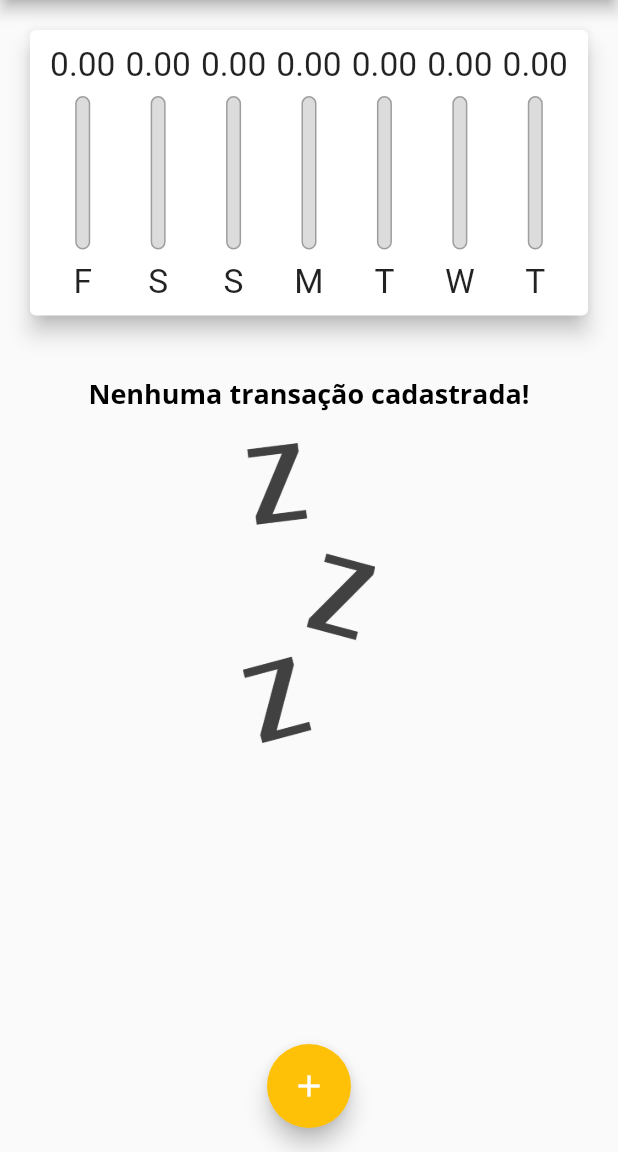
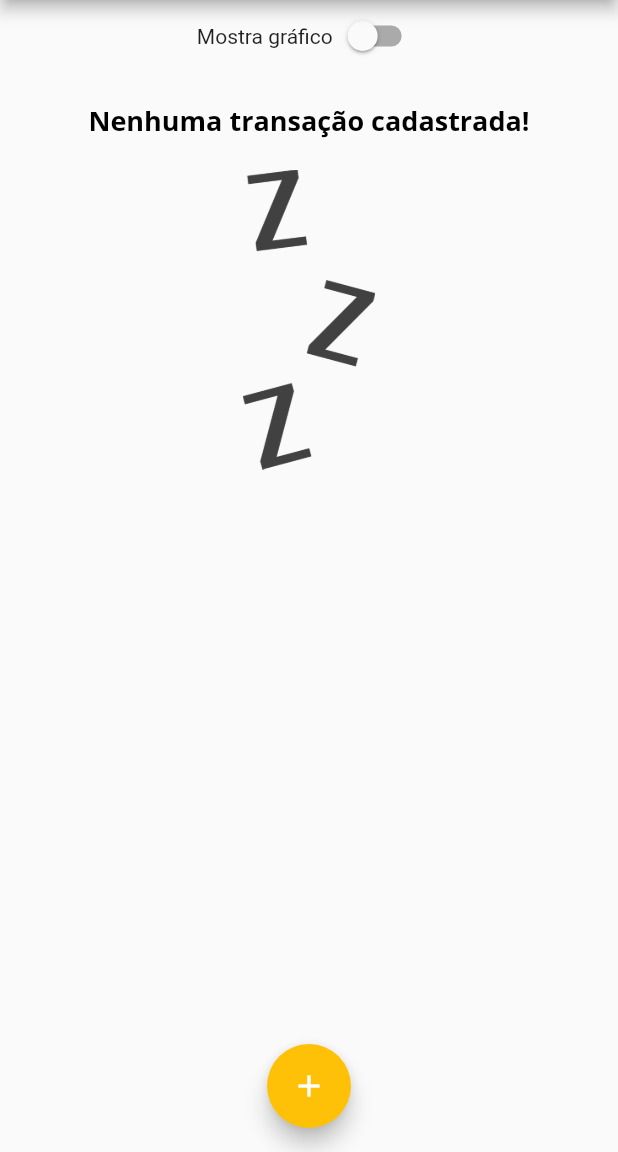
Before and after one commit to IcaroMourao/expenses-flutter, a Flutter app: the screen it shows after launch, on a phone screen of 412 x 824 dp, the part 84-1236 px from its top. Run offline on Flutter 3.47's test engine with Material 2 defaults, Android fonts, the phone set to English and light mode, and no system bars.

Commit message:
Inicia implementação dos ajustes do modo paisagem [aula-147]

```diff
--- a/lib/main.dart
+++ b/lib/main.dart
@@ -1,5 +1,4 @@
 import 'package:flutter/material.dart';
-import 'package:flutter/services.dart';
 import 'dart:math';
 
 import './components/transaction_list.dart';
@@ -51,6 +50,7 @@ class MyHomePage extends StatefulWidget {
 
 class _MyHomePageState extends State<MyHomePage> {
   final List<Transaction> _transactions = [];
+  bool _showChart = false;
 
   List<Transaction> get _recentTransactions {
     return _transactions.where((tr) {
@@ -113,10 +113,26 @@ class _MyHomePageState extends State<MyHomePage> {
         child: Column(
           crossAxisAlignment: CrossAxisAlignment.stretch,
           children: <Widget>[
+            Row(
+              mainAxisAlignment: MainAxisAlignment.center,
+              children: [
+                Text('Mostra gráfico'),
+                Switch(
+                  value: _showChart,
+                  onChanged: (newValue) {
+                    setState(() {
+                      _showChart = newValue;
+                    });
+                  },
+                )
+              ],
+            ),
+            if (_showChart)
               Container(
                 height: availableScreenHeight * 0.3,
                 child: Chart(_recentTransactions),
               ),
+            if (!_showChart)
               Container(
                 height: availableScreenHeight * 0.7,
                 child: TransactionList(_transactions, _removeTransaction),
```
Lines whose indentation alone changed are shown as unchanged.
